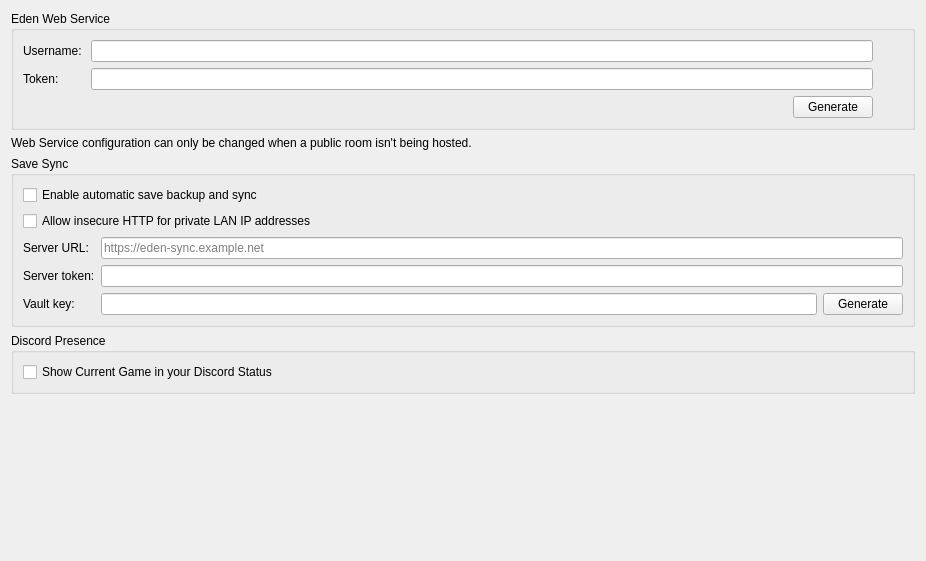
Old version of the form src/yuzu/configuration/configure_web.ui in the repository jun9100/eden.
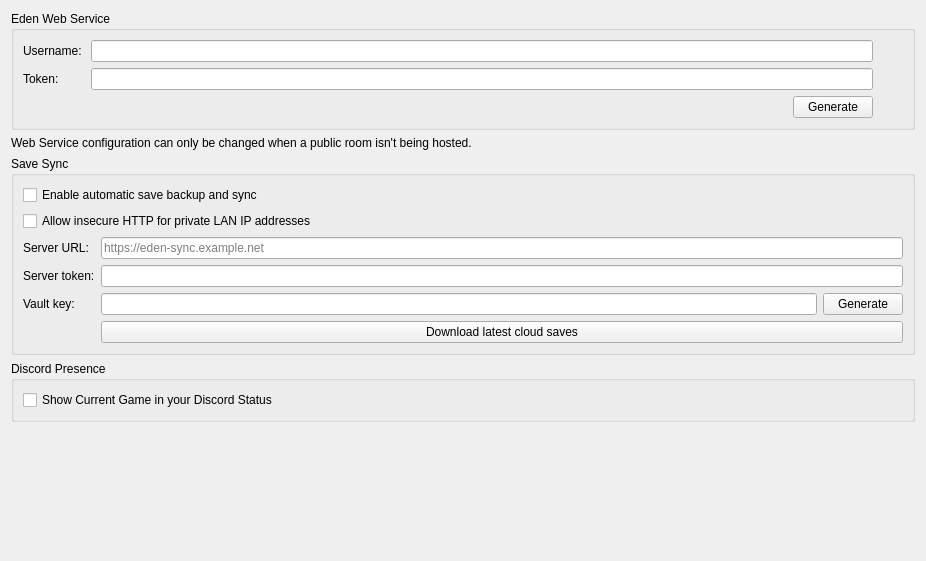
New version of the form.

Commit message: save sync: show devices and support cloud restore

The edit to the form file:
```diff
--- a/src/yuzu/configuration/configure_web.ui
+++ b/src/yuzu/configuration/configure_web.ui
@@ -213,6 +213,16 @@
           </item>
          </layout>
         </item>
+        <item row="5" column="1">
+         <widget class="QPushButton" name="button_download_save_sync">
+          <property name="toolTip">
+           <string>Back up the local save before replacing it with the latest cloud snapshot.</string>
+          </property>
+          <property name="text">
+           <string>Download latest cloud saves</string>
+          </property>
+         </widget>
+        </item>
        </layout>
       </widget>
      </item>
```
The commit also changes 7 other files.
